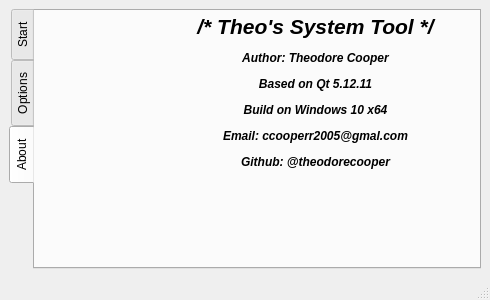
Old version of the form systest.ui in the repository the0cp/windows-troubleshooter.
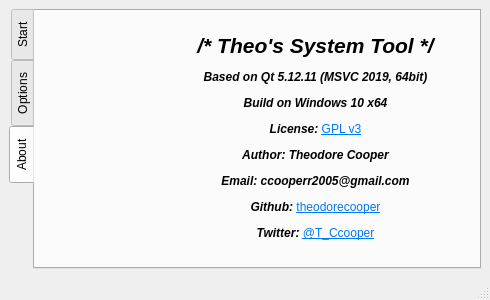
New version of the form. The open tabs and pages were chosen to show the change. Icons and pictures are not drawn.

The edit to the form file:
```diff
--- a/systest.ui
+++ b/systest.ui
@@ -307,18 +307,18 @@
           <x>120</x>
           <y>0</y>
           <width>321</width>
-          <height>161</height>
+          <height>251</height>
          </rect>
         </property>
         <property name="text">
-         <string>&lt;html&gt;&lt;head/&gt;&lt;body&gt;&lt;p align=&quot;center&quot;&gt;&lt;span style=&quot; font-size:16pt; font-weight:600; font-style:italic;&quot;&gt;/* Theo's System Tool */&lt;/span&gt;&lt;/p&gt;&lt;p align=&quot;center&quot;&gt;&lt;span style=&quot; font-weight:600; font-style:italic;&quot;&gt;Author: Theodore Cooper&lt;/span&gt;&lt;/p&gt;&lt;p align=&quot;center&quot;&gt;&lt;span style=&quot; font-weight:600; font-style:italic;&quot;&gt;Based on Qt 5.12.11&lt;/span&gt;&lt;/p&gt;&lt;p align=&quot;center&quot;&gt;&lt;span style=&quot; font-weight:600; font-style:italic;&quot;&gt;Build on Windows 10 x64&lt;/span&gt;&lt;/p&gt;&lt;p align=&quot;center&quot;&gt;&lt;span style=&quot; font-weight:600; font-style:italic;&quot;&gt;Email: ccooperr2005@gmal.com&lt;/span&gt;&lt;/p&gt;&lt;p align=&quot;center&quot;&gt;&lt;span style=&quot; font-weight:600; font-style:italic;&quot;&gt;Github: @theodorecooper&lt;/span&gt;&lt;/p&gt;&lt;/body&gt;&lt;/html&gt;</string>
+         <string>&lt;html&gt;&lt;head/&gt;&lt;body&gt;&lt;p align=&quot;center&quot;&gt;&lt;span style=&quot; font-size:16pt; font-weight:600; font-style:italic;&quot;&gt;/* Theo's System Tool */&lt;/span&gt;&lt;/p&gt;&lt;p align=&quot;center&quot;&gt;&lt;span style=&quot; font-weight:600; font-style:italic;&quot;&gt;Based on Qt 5.12.11 (MSVC 2019, 64bit)&lt;/span&gt;&lt;/p&gt;&lt;p align=&quot;center&quot;&gt;&lt;span style=&quot; font-weight:600; font-style:italic;&quot;&gt;Build on Windows 10 x64&lt;/span&gt;&lt;/p&gt;&lt;p align=&quot;center&quot;&gt;&lt;span style=&quot; font-weight:600; font-style:italic;&quot;&gt;License: &lt;/span&gt;&lt;a href=&quot;https://github.com/theodorecooper/Linux-Qt-Bingbg/blob/main/LICENSE&quot;&gt;&lt;span style=&quot; text-decoration: underline; color:#007af4;&quot;&gt;GPL v3&lt;/span&gt;&lt;/a&gt;&lt;/p&gt;&lt;p align=&quot;center&quot;&gt;&lt;span style=&quot; font-weight:600; font-style:italic;&quot;&gt;Author: Theodore Cooper&lt;/span&gt;&lt;/p&gt;&lt;p align=&quot;center&quot;&gt;&lt;img src=&quot;:/res/qtrc-gmail.png&quot; width=&quot;12&quot;/&gt;&lt;span style=&quot; font-weight:600; font-style:italic;&quot;&gt;Email: ccooperr2005@gmail.com&lt;/span&gt;&lt;/p&gt;&lt;p align=&quot;center&quot;&gt;&lt;img src=&quot;:/res/qtrc-github.png&quot; width=&quot;12&quot;/&gt;&lt;span style=&quot; font-weight:600; font-style:italic;&quot;&gt;Github: &lt;/span&gt;&lt;a href=&quot;https://www.github.com/theodorecooper&quot;&gt;&lt;span style=&quot; text-decoration: underline; color:#007af4;&quot;&gt;theodorecooper&lt;/span&gt;&lt;/a&gt;&lt;/p&gt;&lt;p align=&quot;center&quot;&gt;&lt;img src=&quot;:/res/qtrc-twitter.png&quot; width=&quot;12&quot;/&gt;&lt;span style=&quot; font-weight:600; font-style:italic;&quot;&gt;Twitter: &lt;/span&gt;&lt;a href=&quot;https://www.twitter.com/T_Ccooper&quot;&gt;&lt;span style=&quot; text-decoration: underline; color:#007af4;&quot;&gt;@T_Ccooper&lt;/span&gt;&lt;/a&gt;&lt;/p&gt;&lt;/body&gt;&lt;/html&gt;</string>
         </property>
        </widget>
        <widget class="QLabel" name="label_4">
         <property name="geometry">
          <rect>
           <x>0</x>
-          <y>150</y>
+          <y>110</y>
           <width>151</width>
           <height>101</height>
          </rect>
```
Left out of the diff: 2 changed lines with no effect on the pictures.
